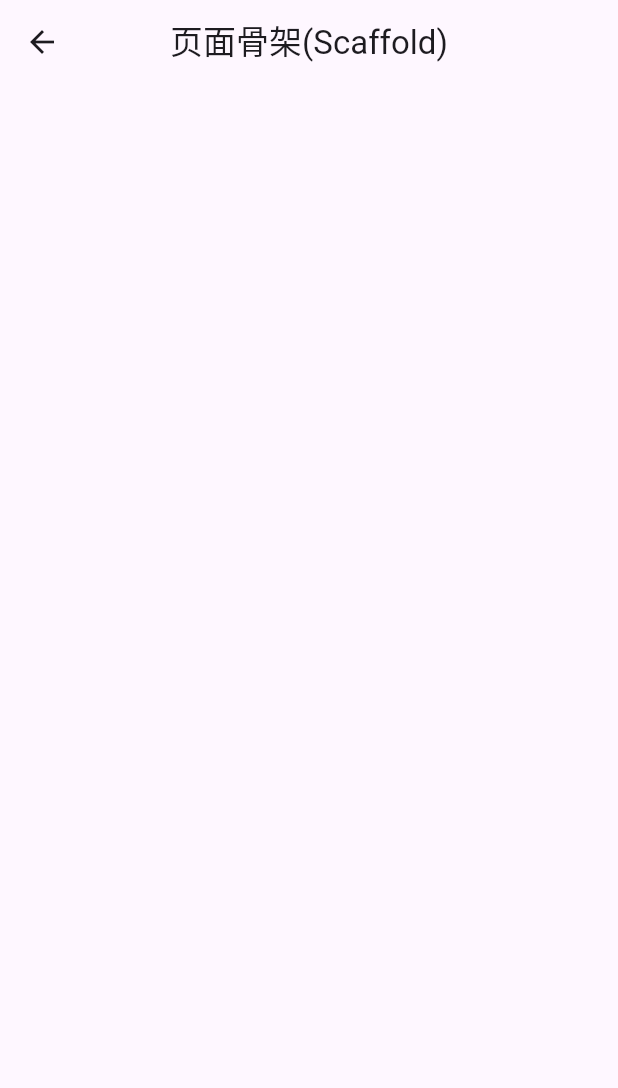
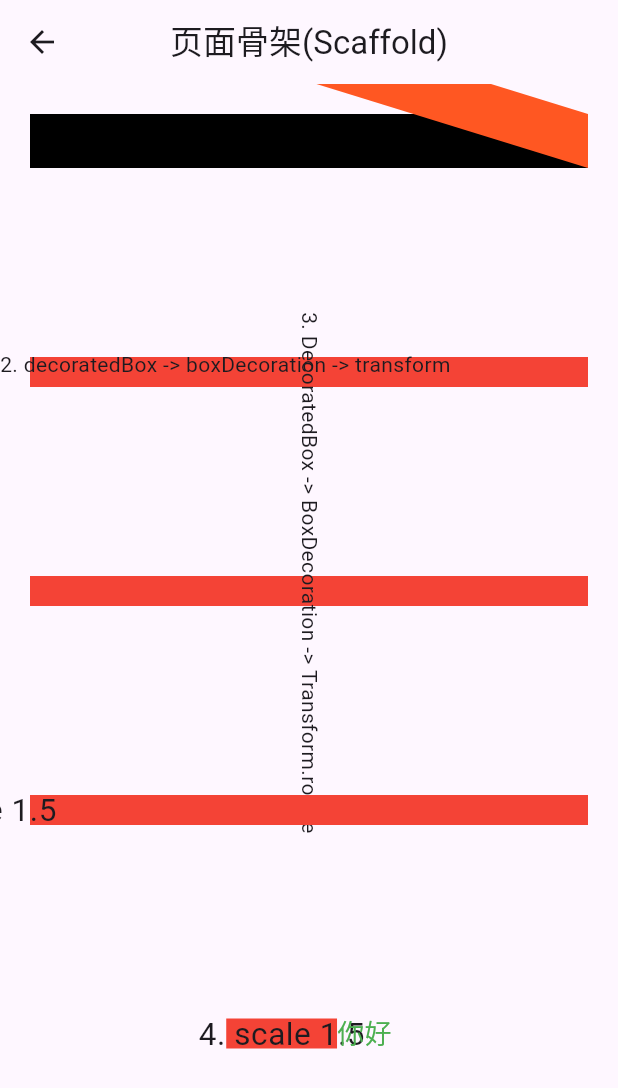
Before and after one commit to iotzzh/zh-flutter-demos, a Flutter app: the ZHTransform screen opened by its route, on a phone screen of 412 x 824 dp. Shown: the top 1088 px of the screen. Run offline on Flutter 3.47's test engine with Material 2 defaults, Android fonts, the phone set to English and light mode, and no system bars.

Commit message:
添加容器：变换

```diff
--- a/lib/views/container/transform.dart
+++ b/lib/views/container/transform.dart
@@ -1,4 +1,5 @@
 import 'package:flutter/material.dart';
+import 'dart:math' as math;
 
 class ZHTransform extends StatefulWidget {
   const ZHTransform({Key? key}) : super(key: key);
@@ -19,7 +20,102 @@ class ZHTransformState extends State<ZHTransform> {
         body: ListView(
           shrinkWrap: true,
           padding: const EdgeInsets.all(20.0),
-          children: <Widget>[],
+          children: <Widget>[
+            Container(
+              color: Colors.black,
+              child: Transform(
+                alignment: Alignment.topRight, //相对于坐标系原点的对齐方式
+                transform: Matrix4.skewY(0.3), //沿Y轴倾斜0.3弧度
+                child: Container(
+                  padding: const EdgeInsets.all(8.0),
+                  color: Colors.deepOrange,
+                  child: const Text('1. container -> transform'),
+                ),
+              ),
+            ),
+            Text(''),
+            Text(''),
+            Text(''),
+            Text(''),
+            Text(''),
+            Text(''),
+            DecoratedBox(
+              decoration: BoxDecoration(color: Colors.red),
+              //默认原点为左上角，左移20像素，向上平移5像素
+              child: Transform.translate(
+                offset: Offset(-20.0, -5.0),
+                child: Text("2. decoratedBox -> boxDecoration -> transform"),
+              ),
+            ),
+            Text(''),
+            Text(''),
+            Text(''),
+            Text(''),
+            Text(''),
+            Text(''),
+            DecoratedBox(
+              decoration: BoxDecoration(color: Colors.red),
+              child: Transform.rotate(
+                //旋转90度
+                angle: math.pi / 2,
+                child: Text(
+                    "3. DecoratedBox -> BoxDecoration -> Transform.rotate"),
+              ),
+            ),
+            Text(''),
+            Text(''),
+            Text(''),
+            Text(''),
+            Text(''),
+            Text(''),
+            DecoratedBox(
+                decoration: BoxDecoration(color: Colors.red),
+                child: Transform.scale(
+                    scale: 1.5, //放大到1.5倍
+                    child: Text("4. scale 1.5"))),
+            Text(''),
+            Text(''),
+            Text(''),
+            Text(''),
+            Text(''),
+            Text(''),
+            Row(
+              mainAxisAlignment: MainAxisAlignment.center,
+              children: <Widget>[
+                DecoratedBox(
+                    decoration: BoxDecoration(color: Colors.red),
+                    child: Transform.scale(
+                        scale: 1.5, child: Text("4. scale 1.5"))),
+                Text(
+                  "你好",
+                  style: TextStyle(color: Colors.green, fontSize: 18.0),
+                )
+              ],
+            ),
+            Text(''),
+            Text(''),
+            Text(''),
+            Text(''),
+            Text(''),
+            Text(''),
+            Row(
+              mainAxisAlignment: MainAxisAlignment.center,
+              children: <Widget>[
+                DecoratedBox(
+                  decoration: BoxDecoration(color: Colors.red),
+                  //将Transform.rotate换成RotatedBox
+                  child: RotatedBox(
+                    quarterTurns: 1, //旋转90度(1/4圈)
+                    child: Text("5. RotateBox"),
+                  ),
+                ),
+                Text(
+                  "你好",
+                  style: TextStyle(color: Colors.green, fontSize: 18.0),
+                )
+              ],
+            ),
+          ],
         ));
   }
 }
```
